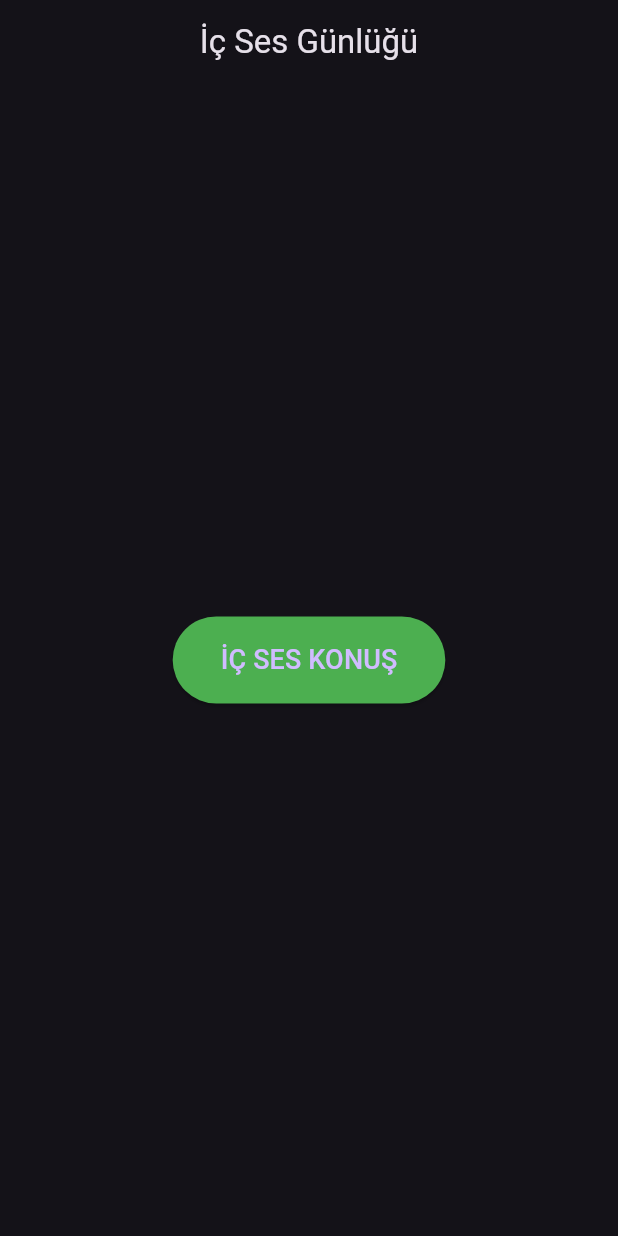
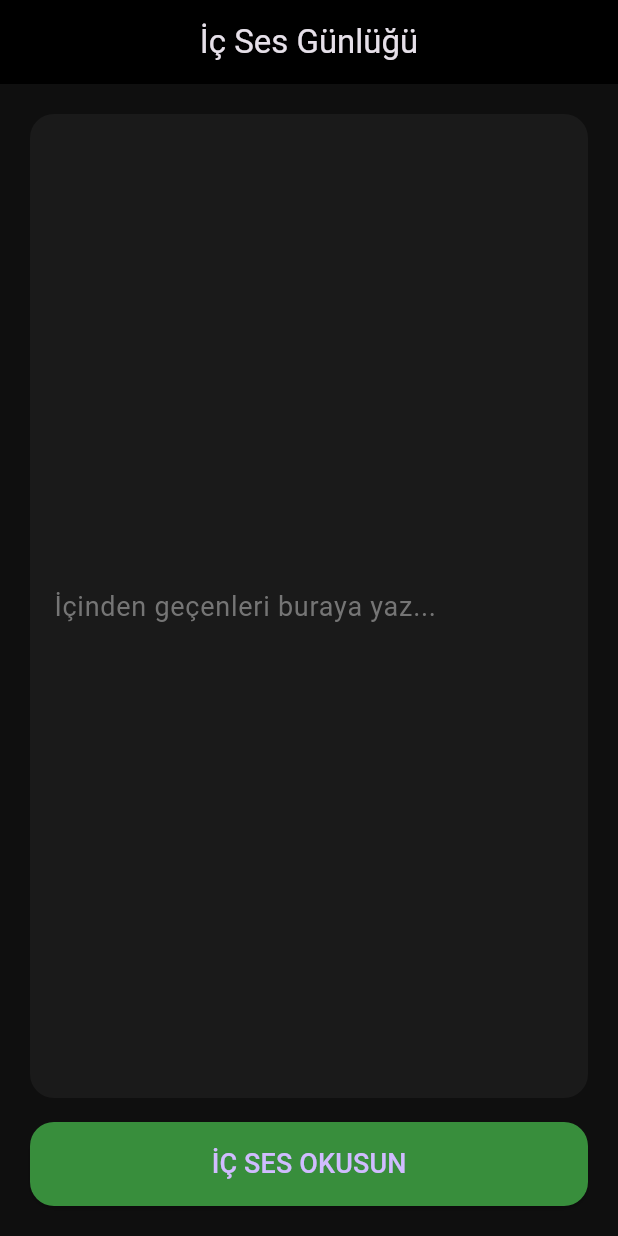
Before and after one commit to kssdurmus-creator/ic-ses-yalnizlik-gunlugu, a Flutter app: the screen it shows after launch, on a phone screen of 412 x 824 dp. Run offline on Flutter 3.47's test engine with Material 3 defaults, Android fonts, the phone set to English and light mode, and no system bars; our stand-ins replace flutter_tts, speech_to_text.

Commit message:
İç Ses Günlüğü ilk sürüm

```diff
--- a/lib/main.dart
+++ b/lib/main.dart
@@ -1,13 +1,12 @@
 import 'package:flutter/material.dart';
 import 'package:flutter_tts/flutter_tts.dart';
 
-void main() async {
-  WidgetsFlutterBinding.ensureInitialized();
-  runApp(const MyApp());
+void main() {
+  runApp(const IcSesGunluguApp());
 }
 
-class MyApp extends StatelessWidget {
-  const MyApp({super.key});
+class IcSesGunluguApp extends StatelessWidget {
+  const IcSesGunluguApp({super.key});
 
   @override
   Widget build(BuildContext context) {
@@ -16,7 +15,7 @@ class MyApp extends StatelessWidget {
       title: 'İç Ses Günlüğü',
       theme: ThemeData(
         brightness: Brightness.dark,
-        primaryColor: Colors.green,
+        scaffoldBackgroundColor: const Color(0xFF0F0F0F),
         useMaterial3: true,
       ),
       home: const HomePage(),
@@ -33,11 +32,13 @@ class HomePage extends StatefulWidget {
 
 class _HomePageState extends State<HomePage> {
   final FlutterTts _tts = FlutterTts();
+  final TextEditingController _controller = TextEditingController();
 
   @override
   void initState() {
     super.initState();
     _setupTts();
+    _ilkKonusma();
   }
 
   Future<void> _setupTts() async {
@@ -46,16 +47,25 @@ class _HomePageState extends State<HomePage> {
     await _tts.setPitch(1.0);
   }
 
+  Future<void> _ilkKonusma() async {
+    await Future.delayed(const Duration(milliseconds: 800));
+    await _tts.speak(
+      "Merhaba. Ben senin iç sesinim. Buradayım. Yazabilirsin.",
+    );
+  }
+
   Future<void> _konus() async {
+    final text = _controller.text.trim();
+    if (text.isEmpty) return;
+
     await _tts.stop();
-    await _tts.speak(
-      "Merhaba. Ben senin iç sesinim. Buradayım ve seni dinliyorum.",
-    );
+    await _tts.speak(text);
   }
 
   @override
   void dispose() {
     _tts.stop();
+    _controller.dispose();
     super.dispose();
   }
 
@@ -65,21 +75,49 @@ class _HomePageState extends State<HomePage> {
       appBar: AppBar(
         title: const Text("İç Ses Günlüğü"),
         centerTitle: true,
+        backgroundColor: Colors.black,
       ),
-      body: Center(
+      body: Padding(
+        padding: const EdgeInsets.all(20),
+        child: Column(
+          children: [
+            Expanded(
+              child: TextField(
+                controller: _controller,
+                maxLines: null,
+                expands: true,
+                style: const TextStyle(fontSize: 18),
+                decoration: InputDecoration(
+                  hintText: "İçinden geçenleri buraya yaz...",
+                  hintStyle: TextStyle(color: Colors.grey.shade600),
+                  filled: true,
+                  fillColor: const Color(0xFF1A1A1A),
+                  border: OutlineInputBorder(
+                    borderRadius: BorderRadius.circular(16),
+                    borderSide: BorderSide.none,
+                  ),
+                ),
+              ),
+            ),
+            const SizedBox(height: 16),
+            SizedBox(
+              width: double.infinity,
+              height: 56,
               child: ElevatedButton(
                 onPressed: _konus,
                 style: ElevatedButton.styleFrom(
-            backgroundColor: Colors.green,
-            padding: const EdgeInsets.symmetric(
-              horizontal: 32,
-              vertical: 16,
+                  backgroundColor: Colors.green.shade700,
+                  shape: RoundedRectangleBorder(
+                    borderRadius: BorderRadius.circular(16),
                   ),
                 ),
                 child: const Text(
-            "İÇ SES KONUŞ",
+                  "İÇ SES OKUSUN",
                   style: TextStyle(fontSize: 18),
                 ),
+              ),
+            ),
+          ],
         ),
       ),
     );
```
Also changed, not shown: pubspec.yaml (+2 -16 lines). Lines whose indentation alone changed are shown as unchanged.
